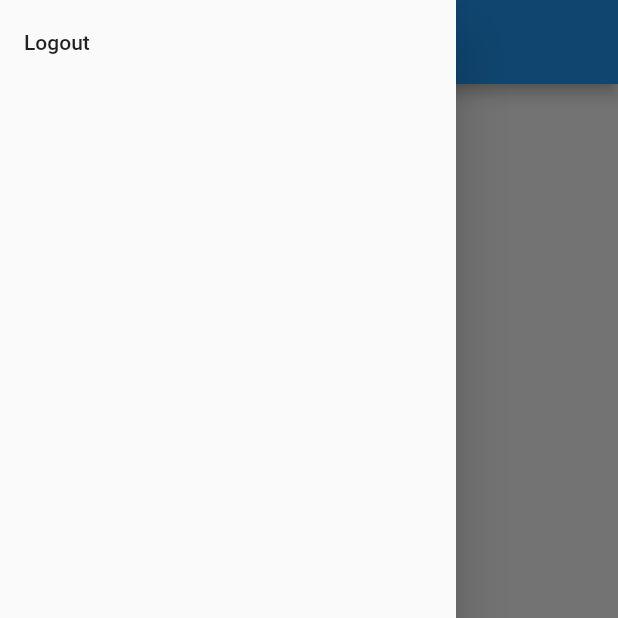
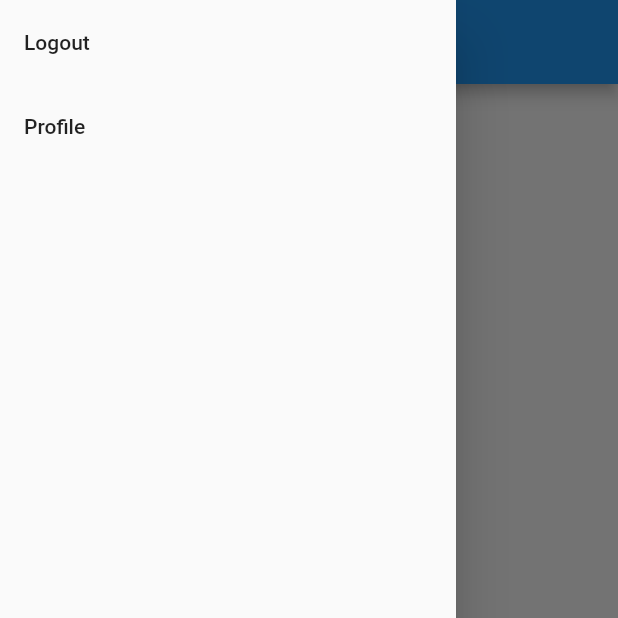
Before and after one commit to cherrycontaoi/CMSC23Project, a Flutter app: the screen it shows once a user with an empty profile is signed in, with the side drawer open, on a phone screen of 412 x 824 dp, the top half of it. Run offline on Flutter 3.47's test engine with Material 2 defaults, Android fonts, the light colour scheme and no system bars; our stand-ins replace cloud_firestore, firebase_auth, firebase_core; accounts and stored records are empty; network calls fail.

Commit message:
Added the User Profile page

```diff
--- a/shared_todo_app/lib/main.dart
+++ b/shared_todo_app/lib/main.dart
@@ -11,6 +11,7 @@ import 'package:week7_networking_discussion/screens/todo_page.dart';
 import 'package:week7_networking_discussion/screens/login.dart';
 import 'package:firebase_core/firebase_core.dart';
 import 'firebase_options.dart';
+import 'package:week7_networking_discussion/screens/user_profile.dart';
 
 void main() async {
   WidgetsFlutterBinding.ensureInitialized();
@@ -38,7 +39,10 @@ class MyApp extends StatelessWidget {
     return MaterialApp(
       title: 'SimpleTodo',
       initialRoute: '/',
-      routes: {'/': (context) => const AuthWrapper()},
+      routes: {
+        '/': (context) => const AuthWrapper(),
+        '/profile': (context) => const UserProfile(),
+      },
       theme: ThemeData(
         primarySwatch: Colors.blue,
       ),
--- a/shared_todo_app/lib/screens/todo_page.dart
+++ b/shared_todo_app/lib/screens/todo_page.dart
@@ -35,6 +35,12 @@ class _TodoPageState extends State<TodoPage> {
             Navigator.pop(context);
           },
         ),
+        ListTile(
+            title: const Text('Profile'),
+            onTap: () {
+              Navigator.pop(context);
+              Navigator.pushNamed(context, '/profile');
+            }),
       ])),
       appBar: AppBar(
         title: Text("Todo"),
```
Also changed, not shown: shared_todo_app/lib/screens/user_profile.dart (added, +44 -0 lines).
